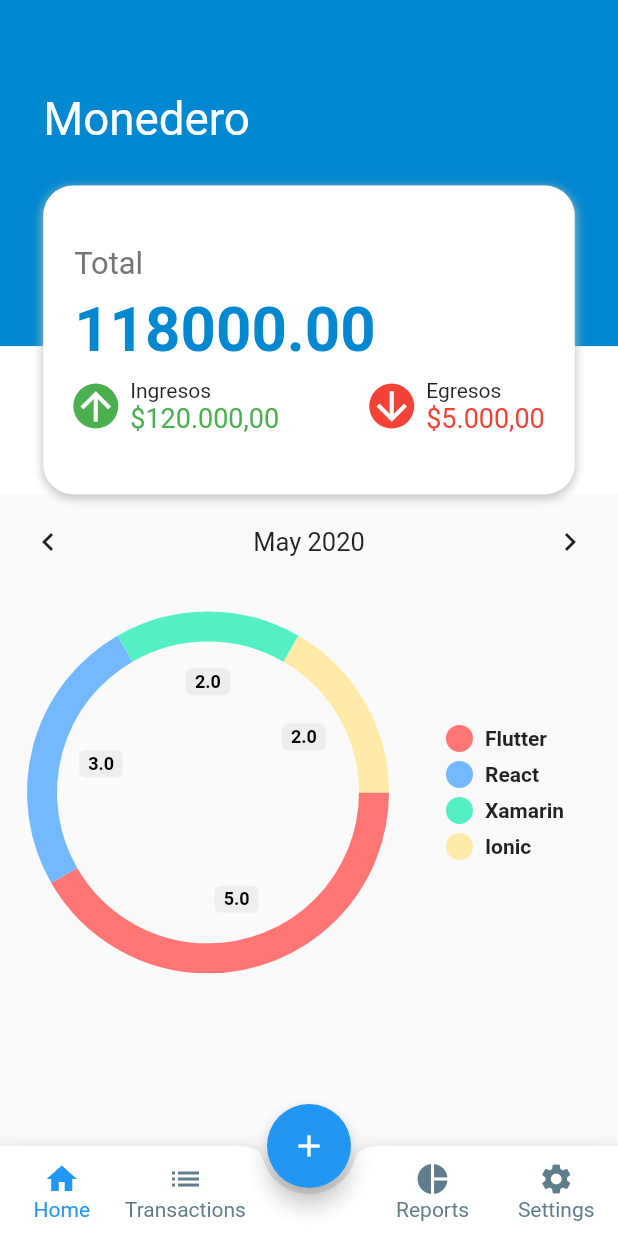
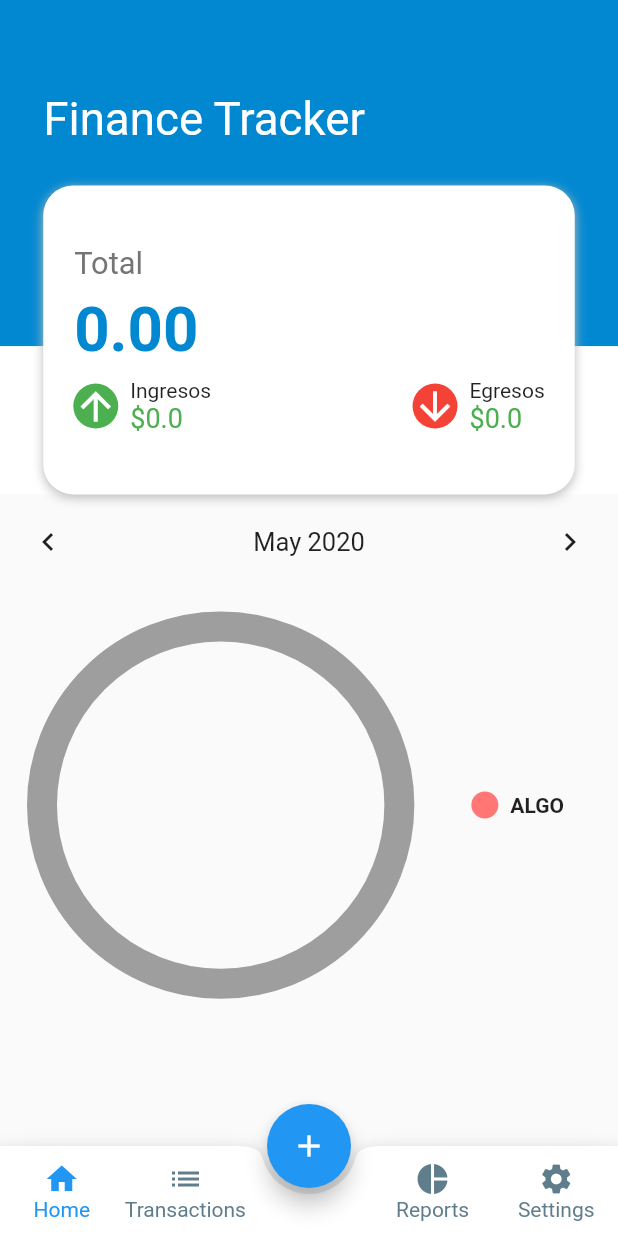
Before and after one commit to sanchezalejandro86/finanzas-alternativas, a Flutter app: the MyApp screen opened directly, on a phone screen of 412 x 824 dp. Run offline on Flutter 3.47's test engine with Material 2 defaults, Android fonts, the phone set to English and light mode, and no system bars; drawn by our look-alikes of pie_chart, table_calendar; our stand-ins replace sqflite; accounts and stored records are empty.

```diff
--- /dev/null
+++ b/lib/models/category.dart
@@ -0,0 +1,30 @@
+import "dart:convert";
+
+class Category{
+  Category();
+
+  int id;
+  String name;
+
+  static final columns = ["id", "name"];
+
+  Map toMap(){
+    Map map = {
+      "name": name
+    };
+
+    if(id != null){
+      map["id"] = id;
+    }
+
+    return map;
+  }
+
+  static fromMap(Map map){
+    Category category = Category();
+    category.id = map["id"];
+    category.name = map["name"];
+
+    return category;
+  }
+}
--- /dev/null
+++ b/lib/models/transaction.dart
@@ -0,0 +1,45 @@
+import "dart:convert";
+import 'package:synapseslabs/models/category.dart';
+
+class Transaction{
+  Transaction();
+
+  int id;
+  String detail;
+  int category_id;
+  num value;
+  DateTime date;
+  int account_id;
+
+  Category category;
+
+  static final columns = ["id", "detail", "category_id", "value", "date", "account_id"];
+
+  Map toMap(){
+    Map map = {
+      "detail": detail,
+      "category_id": category_id,
+      "value": value,
+      "date": date,
+      "account_id": account_id
+    };
+
+    if(id != null){
+      map["id"] = id;
+    }
+
+    return map;
+  }
+
+  static fromMap(Map map){
+    Transaction transaction = Transaction();
+    transaction.id = map["id"];
+    transaction.detail = map["detail"];
+    transaction.category_id = map["category_id"];
+    transaction.account_id = map["account_id"];
+    transaction.value = map["value"];
+    transaction.date = map["date"];
+
+    return transaction;
+  }
+}
--- a/lib/screens/home_page.dart
+++ b/lib/screens/home_page.dart
@@ -1,6 +1,10 @@
 import 'package:flutter/cupertino.dart';
 import 'package:flutter/material.dart';
+import 'package:intl/intl.dart';
 import 'package:pie_chart/pie_chart.dart';
+import 'package:provider/provider.dart';
+import 'package:synapseslabs/models/app_model.dart';
+import 'package:synapseslabs/services/transaction_service.dart';
 import 'package:table_calendar/table_calendar.dart';
 
 class HomePage extends StatefulWidget {
@@ -10,25 +14,44 @@ class HomePage extends StatefulWidget {
 
 class _HomePageState extends State<HomePage> {
   CalendarController calendarController;
-  var width;
-  var height;
+  var width, height;
+
+  /* TODO Meter todo esto en un Utils */
+  DateTime dataAtual = new DateTime.now();
+  DateFormat formatterCalendar = new DateFormat('MM-yyyy');
+
+  TransactionService _transactionService = TransactionService();
+
+  Map<String, double> dataMap = new Map();
+
+  String format(double n) {
+    return n.toStringAsFixed(2);
+  }
+  /* ---- */
+
+  void _allTransactionsByMonth(DateTime date){
+    var formatedDate = formatterCalendar.format(date);
+    _transactionService.fetchTransactionsByDate(formatedDate).then((result){
+      Provider.of<AppModel>(context, listen: false).addAll(result);
+    });
+  }
 
   @override
   void initState() {
     super.initState();
     calendarController = CalendarController();
+    //calendarController.setSelectedDay(DateTime.now()); FIXME
+    //calendarController.setCalendarFormat(CalendarFormat.month); FIXME
+
+    _allTransactionsByMonth(dataAtual);
+
+    dataMap.putIfAbsent("ALGO", () => 0);
   }
 
   @override
   Widget build(BuildContext context) {
     width = MediaQuery.of(context).size.width;
     height = MediaQuery.of(context).size.height;
-
-    Map<String, double> dataMap = new Map();
-    dataMap.putIfAbsent("Flutter", () => 5);
-    dataMap.putIfAbsent("React", () => 3);
-    dataMap.putIfAbsent("Xamarin", () => 2);
-    dataMap.putIfAbsent("Ionic", () => 2);
 
     return SingleChildScrollView(
       child: Column(
@@ -55,7 +78,7 @@ class _HomePageState extends State<HomePage> {
                   top: width * 0.15, //70
                   left: width * 0.07, //30,
                   child: Text(
-                    "Monedero",
+                    "Finance Tracker",
                     style: TextStyle(
                         color: Colors.white, fontSize: width * 0.074 //30
                     ),
@@ -103,8 +126,10 @@ class _HomePageState extends State<HomePage> {
                               padding: EdgeInsets.only(left: width * 0.05),
                               child: Container(
                                 width: width * 0.6,
-                                child: Text(
-                                  "118000.00"/*saldoAtual*/,
+                                child: Consumer<AppModel>(
+                                  builder: (context, model, child){
+                                    return Text(
+                                      format(model.total).toString(),
                                       overflow: TextOverflow.ellipsis,
                                       style: TextStyle(
                                         color: Colors.lightBlue[700], //Colors.indigo[400],
@@ -112,6 +137,8 @@ class _HomePageState extends State<HomePage> {
                                         fontSize: width * 0.1,
                                         //width * 0.1 //_saldoTamanho(saldoAtual)
                                       ),
+                                    );
+                                  },
                                 ),
                               ),
                             ),
@@ -165,7 +192,13 @@ class _HomePageState extends State<HomePage> {
                                           crossAxisAlignment: CrossAxisAlignment.start,
                                           children: <Widget>[
                                             Text("Ingresos", style: TextStyle(fontSize: 14)),
-                                            Text("\$120.000,00", style: TextStyle(fontSize: 18, color: Colors.green))
+                                            Consumer<AppModel>(
+                                                builder: (context, model, child){
+                                                  return Text("\$${model.income}",
+                                                      style: TextStyle(fontSize: 18, color: Colors.green)
+                                                  );
+                                                }
+                                            )
                                           ],
                                         ),
                                       )
@@ -189,7 +222,13 @@ class _HomePageState extends State<HomePage> {
                                           crossAxisAlignment: CrossAxisAlignment.start,
                                           children: <Widget>[
                                             Text("Egresos", style: TextStyle(fontSize: 14)),
-                                            Text("\$5.000,00", style: TextStyle(fontSize: 18, color: Colors.red))
+                                            Consumer<AppModel>(
+                                                builder: (context, model, child){
+                                                  return Text("\$${model.expenses}",
+                                                      style: TextStyle(fontSize: 18, color: Colors.green)
+                                                  );
+                                                }
+                                            )
                                           ],
                                         ),
                                       )
@@ -223,16 +262,10 @@ class _HomePageState extends State<HomePage> {
               ),
               rowHeight: 0,
               initialCalendarFormat: CalendarFormat.month,
-              /*onVisibleDaysChanged: (dateFirst, dateLast, CalendarFormat cf) {
+              onVisibleDaysChanged: (dateFirst, dateLast, CalendarFormat cf) {
                   print(dateFirst);
-
-                  dataFormatada = formatterCalendar.format(dateFirst);
-                  _allMovMes(dataFormatada);
-
-                  print("DATA FORMATADA CALENDAR $dataFormatada");
-
-                  //print("Data Inicial: $dateFirst ....... Data Final: $dateLast");
-                },*/
+                  _allTransactionsByMonth(dateFirst);
+                },
             ),
             Padding(
               padding: const EdgeInsets.only(left: 20.0, right: 20.0),
--- a/pubspec.yaml
+++ b/pubspec.yaml
@@ -27,6 +27,9 @@ dependencies:
   sqflite: ^1.1.7+2
   table_calendar: ^2.2.2
   intl: ^0.16.1
+  path_provider: any
+  provider: ^4.0.1
+
 #  fab_circular_menu: ^1.0.0
 
 
```
Also changed, not shown: lib/main.dart (+23 -7 lines), lib/models/app_model.dart (added, +38 -0 lines), lib/screens/transactions_page.dart (+29 -2 lines), lib/services/category_service.dart (added, +36 -0 lines), lib/services/database_client.dart (added, +60 -0 lines), lib/services/transaction_service.dart (added, +54 -0 lines), pubspec.lock. Lines whose indentation alone changed are shown as unchanged.
